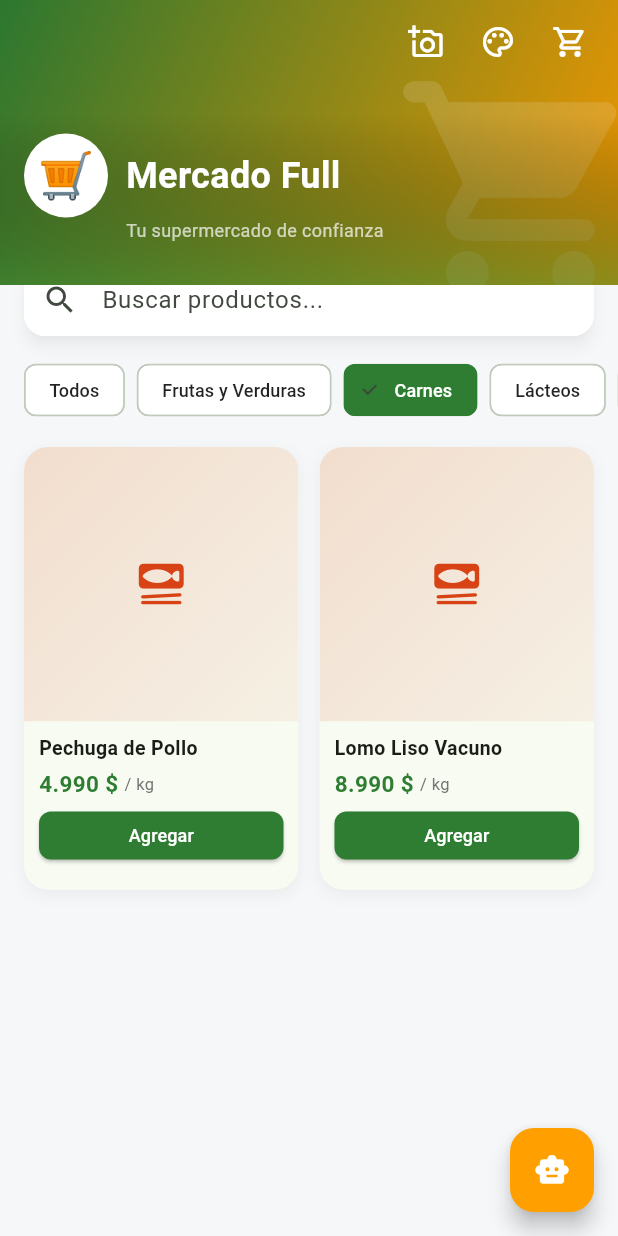
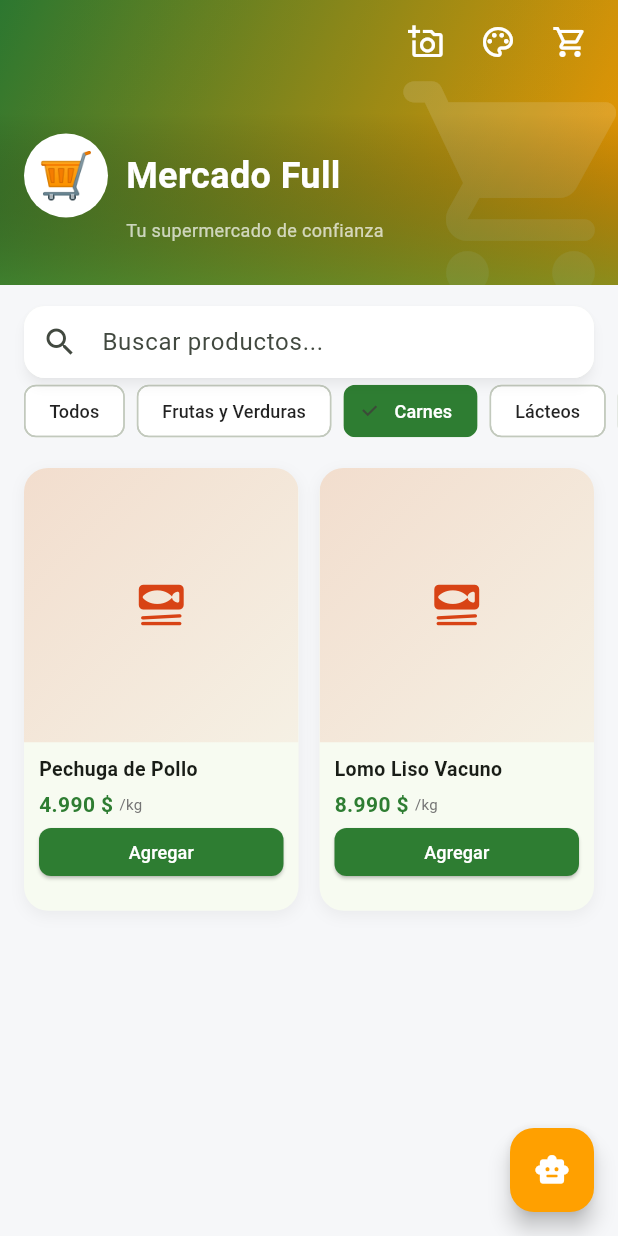
Before and after one commit to victorosoriodasilvacl-max/supermercado-app, a Flutter app: the CatalogScreen screen opened directly, after a tap on "Frutas y Verduras", after a tap on "Carnes", on a phone screen of 412 x 824 dp. Run offline on Flutter 3.47's test engine with Material 3 defaults, Android fonts, the phone set to English and light mode, and no system bars; our stand-ins replace font_awesome_flutter, image_picker.

Commit message:
Corrige portada tapando el buscador y botón cortado en ofertas
- Quita el solape flotante del buscador (se rompía en distintos anchos de
  pantalla); ahora va debajo de la portada sin superposición
- El precio anterior tachado ahora va en la misma línea que el precio
  actual, para que no empuje el botón "Agregar" fuera de la tarjeta

Co-Authored-By: Claude Sonnet 5 <noreply@anthropic.com>
Claude-Session: https://claude.ai/code/session_013TcHXuFUYPmHFEbroNGFku

```diff
--- a/lib/screens/catalog_screen.dart
+++ b/lib/screens/catalog_screen.dart
@@ -223,12 +223,10 @@ class _CatalogScreenState extends State<CatalogScreen> {
             ),
           ),
           SliverToBoxAdapter(
-            child: Transform.translate(
-              offset: const Offset(0, -14),
             child: Padding(
-                padding: const EdgeInsets.fromLTRB(16, 0, 16, 0),
+              padding: const EdgeInsets.fromLTRB(16, 14, 16, 0),
               child: Material(
-                  elevation: 4,
+                elevation: 3,
                 borderRadius: BorderRadius.circular(14),
                 shadowColor: Colors.black26,
                 child: TextField(
@@ -244,7 +242,6 @@ class _CatalogScreenState extends State<CatalogScreen> {
                     ),
                   ),
                   onChanged: (v) => setState(() => _query = v),
-                  ),
                 ),
               ),
             ),
--- a/lib/widgets/product_card.dart
+++ b/lib/widgets/product_card.dart
@@ -79,30 +79,38 @@ class ProductCard extends StatelessWidget {
                 const SizedBox(height: 4),
                 Row(
                   children: [
-                    Text(
+                    Flexible(
+                      child: Text(
                         formatCLP(product.price),
+                        overflow: TextOverflow.ellipsis,
                         style: TextStyle(
                           fontWeight: FontWeight.bold,
-                        fontSize: 15,
+                          fontSize: 14,
                           color: primary,
                         ),
                       ),
+                    ),
                     const SizedBox(width: 4),
-                    Text('/ ${product.unit}',
+                    Text('/${product.unit}',
                         style: TextStyle(
-                            fontSize: 11, color: Colors.grey.shade600)),
-                  ],
-                ),
-                if (product.isOnSale)
-                  Text(
+                            fontSize: 10, color: Colors.grey.shade600)),
+                    if (product.isOnSale) ...[
+                      const SizedBox(width: 4),
+                      Flexible(
+                        child: Text(
                           formatCLP(product.oldPrice!),
+                          overflow: TextOverflow.ellipsis,
                           style: TextStyle(
-                      fontSize: 11,
+                            fontSize: 10,
                             color: Colors.grey.shade500,
                             decoration: TextDecoration.lineThrough,
                           ),
                         ),
-                const SizedBox(height: 8),
+                      ),
+                    ],
+                  ],
+                ),
+                const SizedBox(height: 6),
                 SizedBox(
                   width: double.infinity,
                   height: 32,
```
Lines whose indentation alone changed are shown as unchanged.
